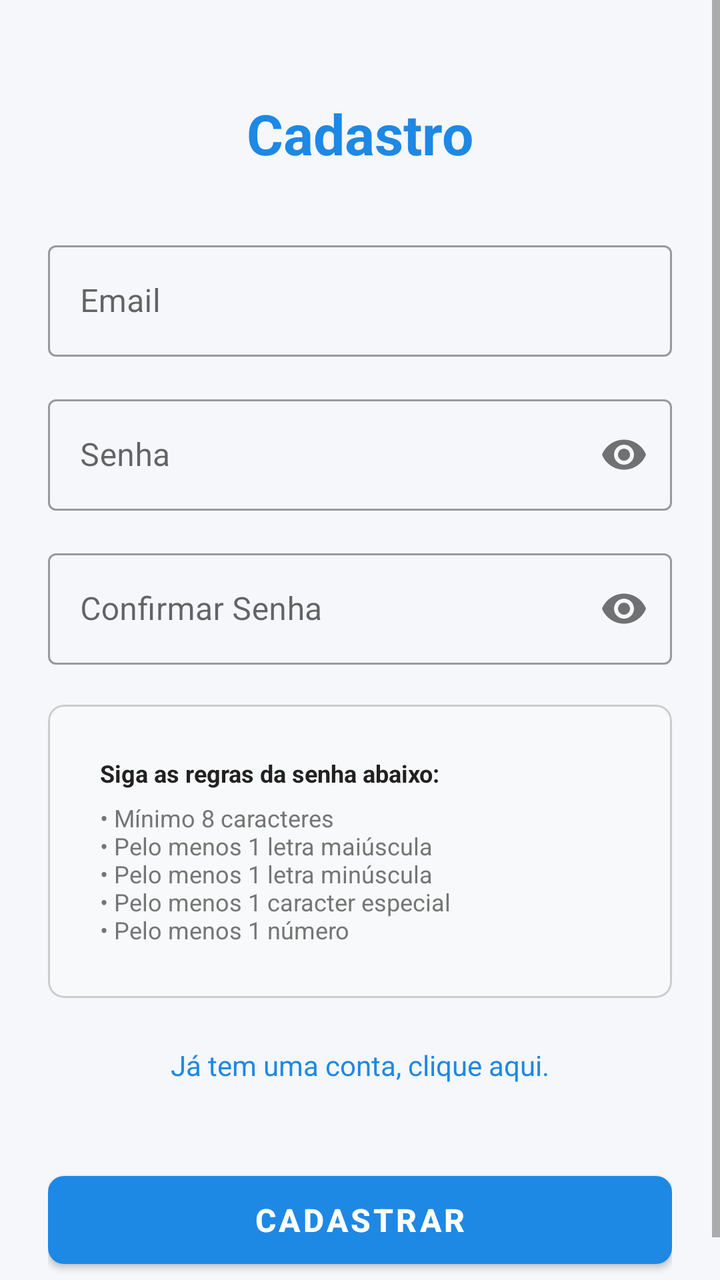
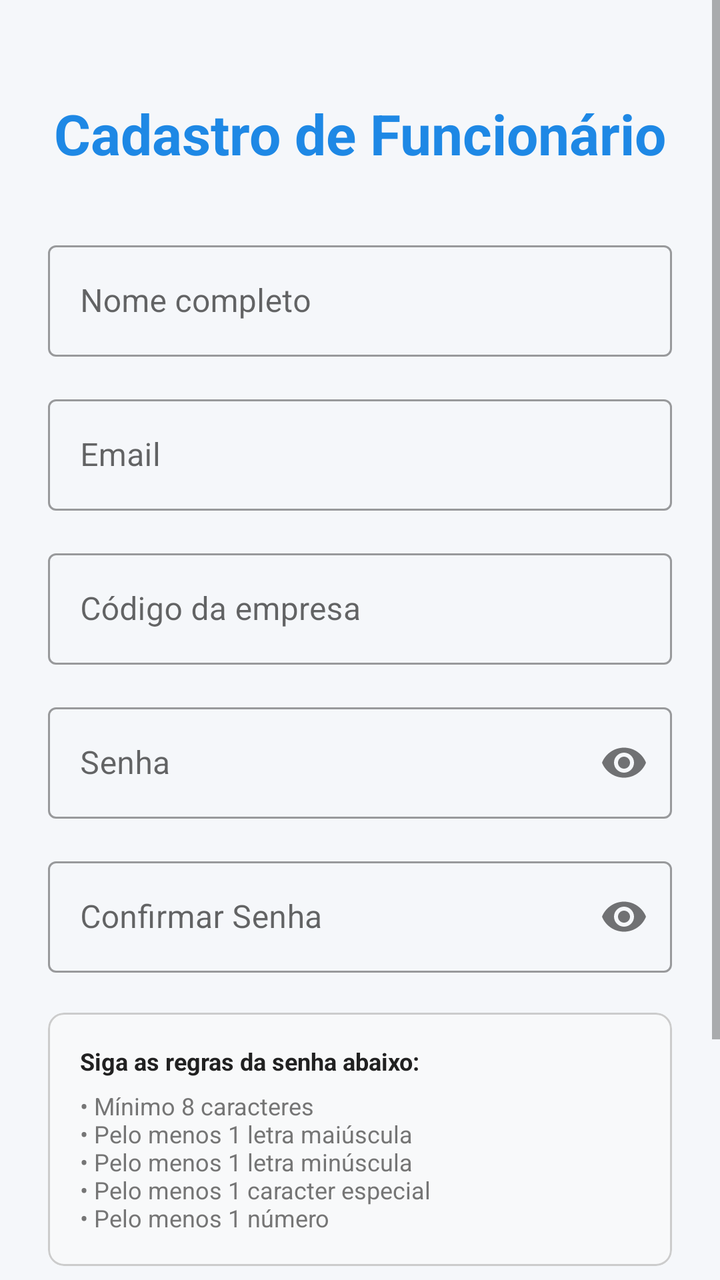

The first picture is an Android layout as it rendered before a commit; the second is the same layout after the commit. The layout source and the unified diff follow.
<!-- AndroidManifest.xml: application theme Theme.EasyClock -->
<!-- res/layout/activity_cadastro.xml -->
<?xml version="1.0" encoding="utf-8"?>
<ScrollView xmlns:android="http://schemas.android.com/apk/res/android"
    xmlns:app="http://schemas.android.com/apk/res-auto"
    xmlns:tools="http://schemas.android.com/tools"
    android:layout_width="match_parent"
    android:layout_height="match_parent"
    android:fillViewport="true"
    android:background="@color/background">

    <androidx.constraintlayout.widget.ConstraintLayout
        android:layout_width="match_parent"
        android:layout_height="wrap_content"
        android:padding="24dp">

        <TextView
            android:id="@+id/tvTitleCadastro"
            android:layout_width="wrap_content"
            android:layout_height="wrap_content"
            android:text="@string/cadastro"
            android:textSize="28sp"
            android:textStyle="bold"
            android:textColor="@color/primary"
            android:layout_marginTop="24dp"
            app:layout_constraintTop_toTopOf="parent"
            app:layout_constraintStart_toStartOf="parent"
            app:layout_constraintEnd_toEndOf="parent" />

        <com.google.android.material.textfield.TextInputLayout
            android:id="@+id/tilEmail"
            style="@style/Widget.MaterialComponents.TextInputLayout.OutlinedBox"
            android:layout_width="0dp"
            android:layout_height="wrap_content"
            android:hint="@string/email"
            android:layout_marginTop="32dp"
            app:layout_constraintTop_toBottomOf="@id/tvTitleCadastro"
            app:layout_constraintStart_toStartOf="parent"
            app:layout_constraintEnd_toEndOf="parent">

            <com.google.android.material.textfield.TextInputEditText
                android:id="@+id/etEmail"
                android:layout_width="match_parent"
                android:layout_height="wrap_content"
                android:inputType="textEmailAddress" />
        </com.google.android.material.textfield.TextInputLayout>

        <com.google.android.material.textfield.TextInputLayout
            android:id="@+id/tilSenha"
            style="@style/Widget.MaterialComponents.TextInputLayout.OutlinedBox"
            android:layout_width="0dp"
            android:layout_height="wrap_content"
            android:hint="@string/senha"
            android:layout_marginTop="16dp"
            app:passwordToggleEnabled="true"
            app:layout_constraintTop_toBottomOf="@id/tilEmail"
            app:layout_constraintStart_toStartOf="parent"
            app:layout_constraintEnd_toEndOf="parent">

            <com.google.android.material.textfield.TextInputEditText
                android:id="@+id/etSenha"
                android:layout_width="match_parent"
                android:layout_height="wrap_content"
                android:inputType="textPassword" />
        </com.google.android.material.textfield.TextInputLayout>

        <com.google.android.material.textfield.TextInputLayout
            android:id="@+id/tilConfirmarSenha"
            style="@style/Widget.MaterialComponents.TextInputLayout.OutlinedBox"
            android:layout_width="0dp"
            android:layout_height="wrap_content"
            android:hint="@string/confirmar_senha"
            android:layout_marginTop="16dp"
            app:passwordToggleEnabled="true"
            app:layout_constraintTop_toBottomOf="@id/tilSenha"
            app:layout_constraintStart_toStartOf="parent"
            app:layout_constraintEnd_toEndOf="parent">

            <com.google.android.material.textfield.TextInputEditText
                android:id="@+id/etConfirmarSenha"
                android:layout_width="match_parent"
                android:layout_height="wrap_content"
                android:inputType="textPassword" />
        </com.google.android.material.textfield.TextInputLayout>

        <com.google.android.material.card.MaterialCardView
            android:id="@+id/cardRegrasSenha"
            android:layout_width="0dp"
            android:layout_height="wrap_content"
            android:layout_marginTop="20dp"
            app:cardCornerRadius="8dp"
            app:cardElevation="0dp"
            app:strokeColor="@color/border"
            app:strokeWidth="1dp"
            app:cardBackgroundColor="#F8F9FA"
            app:layout_constraintTop_toBottomOf="@id/tilConfirmarSenha"
            app:layout_constraintStart_toStartOf="parent"
            app:layout_constraintEnd_toEndOf="parent">

            <LinearLayout
                android:layout_width="match_parent"
                android:layout_height="wrap_content"
                android:orientation="vertical"
                android:padding="26dp">

                <TextView
                    android:id="@+id/tvRegrasTitulo"
                    android:layout_width="match_parent"
                    android:layout_height="wrap_content"
                    android:text="@string/regras_senha_titulo"
                    android:textColor="@color/text_primary"
                    android:textSize="12sp"
                    android:textStyle="bold" />

                <TextView
                    android:id="@+id/tvRegrasDescricao"
                    android:layout_width="match_parent"
                    android:layout_height="wrap_content"
                    android:layout_marginTop="6dp"
                    android:text="@string/regras_senha_descricao"
                    android:textColor="@color/text_secondary"
                    android:textSize="12sp" />
            </LinearLayout>
        </com.google.android.material.card.MaterialCardView>

        <TextView
            android:id="@+id/tvJaTemConta"
            android:layout_width="wrap_content"
            android:layout_height="wrap_content"
            android:text="@string/ja_tem_conta"
            android:textColor="@color/primary"
            android:textSize="14sp"
            android:clickable="true"
            android:focusable="true"
            android:padding="8dp"
            android:layout_marginTop="16dp"
            android:onClick="irParaLogin"
            app:layout_constraintTop_toBottomOf="@id/cardRegrasSenha"
            app:layout_constraintStart_toStartOf="parent"
            app:layout_constraintEnd_toEndOf="parent" />

        <com.google.android.material.button.MaterialButton
            android:id="@+id/btnCadastrar"
            android:layout_width="0dp"
            android:layout_height="56dp"
            android:layout_marginTop="32dp"
            android:text="@string/cadastrar"
            android:textSize="16sp"
            android:textStyle="bold"
            app:cornerRadius="8dp"
            app:layout_constraintEnd_toEndOf="parent"
            app:layout_constraintHorizontal_bias="0.0"
            app:layout_constraintStart_toStartOf="parent"
            app:layout_constraintTop_toBottomOf="@id/tvJaTemConta" />

    </androidx.constraintlayout.widget.ConstraintLayout>
</ScrollView>
<!-- resources referenced by this layout -->
<resources>
  <color name="background">#F5F7FA</color>
  <color name="border">#CCCCCC</color>
  <color name="primary">#1E88E5</color>
  <color name="text_primary">#212121</color>
  <color name="text_secondary">#757575</color>
  <string name="cadastrar">Cadastrar</string>
  <string name="cadastro">Cadastro</string>
  <string name="confirmar_senha">Confirmar Senha</string>
  <string name="email">Email</string>
  <string name="ja_tem_conta">Já tem uma conta, clique aqui.</string>
  <string name="regras_senha_descricao">• Mínimo 8 caracteres\n• Pelo menos 1 letra maiúscula\n• Pelo menos 1 letra minúscula\n• Pelo menos 1 caracter especial\n• Pelo menos 1 número</string>
  <string name="regras_senha_titulo">Siga as regras da senha abaixo:</string>
  <string name="senha">Senha</string>
  <style name="Theme.EasyClock" parent="Theme.MaterialComponents.DayNight.NoActionBar">
          
          <item name="colorPrimary">@color/primary</item>
          <item name="colorPrimaryVariant">@color/primary_dark</item>
          <item name="colorOnPrimary">#FFFFFF</item>
          
          <item name="colorSecondary">@color/accent</item>
          <item name="colorSecondaryVariant">@color/accent</item>
          <item name="colorOnSecondary">#FFFFFF</item>
          
          <item name="android:statusBarColor">?attr/colorPrimaryVariant</item>
          
          <item name="android:windowBackground">@color/background</item>
      </style>
  <color name="primary_dark">#1565C0</color>
  <color name="accent">#26A69A</color>
</resources>

<!-- the commit's change to res/layout/activity_cadastro.xml (unified diff, before → after) -->
@@ -16,7 +16,7 @@
             android:id="@+id/tvTitleCadastro"
             android:layout_width="wrap_content"
             android:layout_height="wrap_content"
-            android:text="@string/cadastro"
+            android:text="@string/cadastro_funcionario"
             android:textSize="28sp"
             android:textStyle="bold"
             android:textColor="@color/primary"
@@ -26,56 +26,108 @@
             app:layout_constraintEnd_toEndOf="parent" />
 
         <com.google.android.material.textfield.TextInputLayout
-            android:id="@+id/tilEmail"
-            style="@style/Widget.MaterialComponents.TextInputLayout.OutlinedBox"
-            android:layout_width="0dp"
-            android:layout_height="wrap_content"
-            android:hint="@string/email"
+            android:id="@+id/tilNomeFuncionario"
+            style="@style/Widget.MaterialComponents.TextInputLayout.OutlinedBox"
+            android:layout_width="0dp"
+            android:layout_height="wrap_content"
+            android:hint="@string/nome_completo"
             android:layout_marginTop="32dp"
             app:layout_constraintTop_toBottomOf="@id/tvTitleCadastro"
             app:layout_constraintStart_toStartOf="parent"
             app:layout_constraintEnd_toEndOf="parent">
 
             <com.google.android.material.textfield.TextInputEditText
-                android:id="@+id/etEmail"
+                android:id="@+id/edtNomeFuncionario"
+                android:layout_width="match_parent"
+                android:layout_height="wrap_content"
+                android:inputType="textCapWords" />
+        </com.google.android.material.textfield.TextInputLayout>
+
+        <com.google.android.material.textfield.TextInputLayout
+            android:id="@+id/tilEmailFuncionario"
+            style="@style/Widget.MaterialComponents.TextInputLayout.OutlinedBox"
+            android:layout_width="0dp"
+            android:layout_height="wrap_content"
+            android:hint="@string/email"
+            android:layout_marginTop="16dp"
+            app:layout_constraintTop_toBottomOf="@id/tilNomeFuncionario"
+            app:layout_constraintStart_toStartOf="parent"
+            app:layout_constraintEnd_toEndOf="parent">
+
+            <com.google.android.material.textfield.TextInputEditText
+                android:id="@+id/edtEmailFuncionario"
                 android:layout_width="match_parent"
                 android:layout_height="wrap_content"
                 android:inputType="textEmailAddress" />
         </com.google.android.material.textfield.TextInputLayout>
 
         <com.google.android.material.textfield.TextInputLayout
-            android:id="@+id/tilSenha"
+            android:id="@+id/tilCodigoEmpresa"
+            style="@style/Widget.MaterialComponents.TextInputLayout.OutlinedBox"
+            android:layout_width="0dp"
+            android:layout_height="wrap_content"
+            android:hint="@string/codigo_empresa"
+            android:layout_marginTop="16dp"
+            app:layout_constraintTop_toBottomOf="@id/tilEmailFuncionario"
+            app:layout_constraintStart_toStartOf="parent"
+            app:layout_constraintEnd_toEndOf="parent">
+
+            <com.google.android.material.textfield.TextInputEditText
+                android:id="@+id/edtCodigoEmpresa"
+                android:layout_width="match_parent"
+                android:layout_height="wrap_content"
+                android:inputType="textCapCharacters" />
+        </com.google.android.material.textfield.TextInputLayout>
+
+        <TextView
+            android:id="@+id/tvNomeEmpresaPreview"
+            android:layout_width="0dp"
+            android:layout_height="wrap_content"
+            android:layout_marginTop="8dp"
+            android:padding="8dp"
+            android:text="@string/nome_empresa_preview"
+            android:textColor="@color/status_accepted"
+            android:textSize="13sp"
+            android:textStyle="bold"
+            android:visibility="gone"
+            tools:visibility="visible"
+            app:layout_constraintTop_toBottomOf="@id/tilCodigoEmpresa"
+            app:layout_constraintStart_toStartOf="parent"
+            app:layout_constraintEnd_toEndOf="parent" />
+
+        <com.google.android.material.textfield.TextInputLayout
+            android:id="@+id/tilSenhaFuncionario"
             style="@style/Widget.MaterialComponents.TextInputLayout.OutlinedBox"
             android:layout_width="0dp"
             android:layout_height="wrap_content"
             android:hint="@string/senha"
             android:layout_marginTop="16dp"
             app:passwordToggleEnabled="true"
-            app:layout_constraintTop_toBottomOf="@id/tilEmail"
-            app:layout_constraintStart_toStartOf="parent"
-            app:layout_constraintEnd_toEndOf="parent">
-
-            <com.google.android.material.textfield.TextInputEditText
-                android:id="@+id/etSenha"
+            app:layout_constraintTop_toBottomOf="@id/tvNomeEmpresaPreview"
+            app:layout_constraintStart_toStartOf="parent"
+            app:layout_constraintEnd_toEndOf="parent">
+
+            <com.google.android.material.textfield.TextInputEditText
+                android:id="@+id/edtSenhaFuncionario"
                 android:layout_width="match_parent"
                 android:layout_height="wrap_content"
                 android:inputType="textPassword" />
         </com.google.android.material.textfield.TextInputLayout>
 
         <com.google.android.material.textfield.TextInputLayout
-            android:id="@+id/tilConfirmarSenha"
+            android:id="@+id/tilConfirmarSenhaFuncionario"
             style="@style/Widget.MaterialComponents.TextInputLayout.OutlinedBox"
             android:layout_width="0dp"
             android:layout_height="wrap_content"
             android:hint="@string/confirmar_senha"
             android:layout_marginTop="16dp"
             app:passwordToggleEnabled="true"
-            app:layout_constraintTop_toBottomOf="@id/tilSenha"
-            app:layout_constraintStart_toStartOf="parent"
-            app:layout_constraintEnd_toEndOf="parent">
-
-            <com.google.android.material.textfield.TextInputEditText
-                android:id="@+id/etConfirmarSenha"
+            app:layout_constraintTop_toBottomOf="@id/tilSenhaFuncionario"
+            app:layout_constraintStart_toStartOf="parent"
+            app:layout_constraintEnd_toEndOf="parent">
+
+            <com.google.android.material.textfield.TextInputEditText
+                android:id="@+id/edtConfirmarSenhaFuncionario"
                 android:layout_width="match_parent"
                 android:layout_height="wrap_content"
                 android:inputType="textPassword" />
@@ -91,7 +143,7 @@
             app:strokeColor="@color/border"
             app:strokeWidth="1dp"
             app:cardBackgroundColor="#F8F9FA"
-            app:layout_constraintTop_toBottomOf="@id/tilConfirmarSenha"
+            app:layout_constraintTop_toBottomOf="@id/tilConfirmarSenhaFuncionario"
             app:layout_constraintStart_toStartOf="parent"
             app:layout_constraintEnd_toEndOf="parent">
 
@@ -99,7 +151,7 @@
                 android:layout_width="match_parent"
                 android:layout_height="wrap_content"
                 android:orientation="vertical"
-                android:padding="26dp">
+                android:padding="16dp">
 
                 <TextView
                     android:id="@+id/tvRegrasTitulo"
@@ -138,18 +190,17 @@
             app:layout_constraintEnd_toEndOf="parent" />
 
         <com.google.android.material.button.MaterialButton
-            android:id="@+id/btnCadastrar"
+            android:id="@+id/btnCadastrarFuncionario"
             android:layout_width="0dp"
             android:layout_height="56dp"
-            android:layout_marginTop="32dp"
+            android:layout_marginTop="24dp"
             android:text="@string/cadastrar"
             android:textSize="16sp"
             android:textStyle="bold"
             app:cornerRadius="8dp"
-            app:layout_constraintEnd_toEndOf="parent"
-            app:layout_constraintHorizontal_bias="0.0"
-            app:layout_constraintStart_toStartOf="parent"
-            app:layout_constraintTop_toBottomOf="@id/tvJaTemConta" />
+            app:layout_constraintTop_toBottomOf="@id/tvJaTemConta"
+            app:layout_constraintStart_toStartOf="parent"
+            app:layout_constraintEnd_toEndOf="parent" />
 
     </androidx.constraintlayout.widget.ConstraintLayout>
 </ScrollView>
<!-- resource entries referenced after the edit -->
@@ -3,13 +3,17 @@
   <color name="background">#F5F7FA</color>
   <color name="border">#CCCCCC</color>
   <color name="primary">#1E88E5</color>
+  <color name="status_accepted">#388E3C</color>
   <color name="text_primary">#212121</color>
   <color name="text_secondary">#757575</color>
   <string name="cadastrar">Cadastrar</string>
-  <string name="cadastro">Cadastro</string>
+  <string name="cadastro_funcionario">Cadastro de Funcionário</string>
+  <string name="codigo_empresa">Código da empresa</string>
   <string name="confirmar_senha">Confirmar Senha</string>
   <string name="email">Email</string>
   <string name="ja_tem_conta">Já tem uma conta, clique aqui.</string>
+  <string name="nome_completo">Nome completo</string>
+  <string name="nome_empresa_preview">Empresa encontrada</string>
   <string name="regras_senha_descricao">• Mínimo 8 caracteres\n• Pelo menos 1 letra maiúscula\n• Pelo menos 1 letra minúscula\n• Pelo menos 1 caracter especial\n• Pelo menos 1 número</string>
   <string name="regras_senha_titulo">Siga as regras da senha abaixo:</string>
   <string name="senha">Senha</string>
